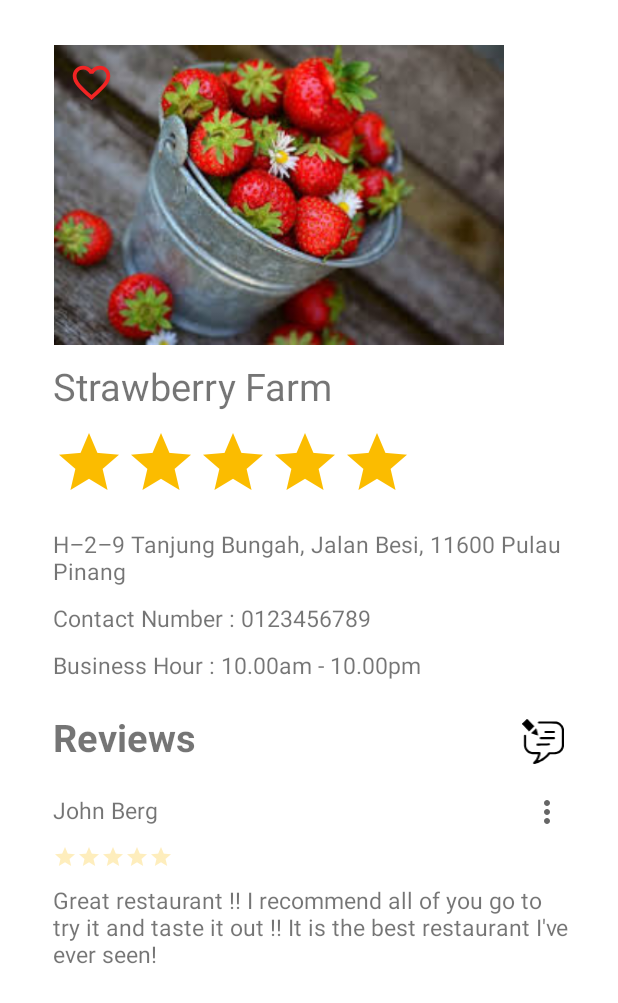
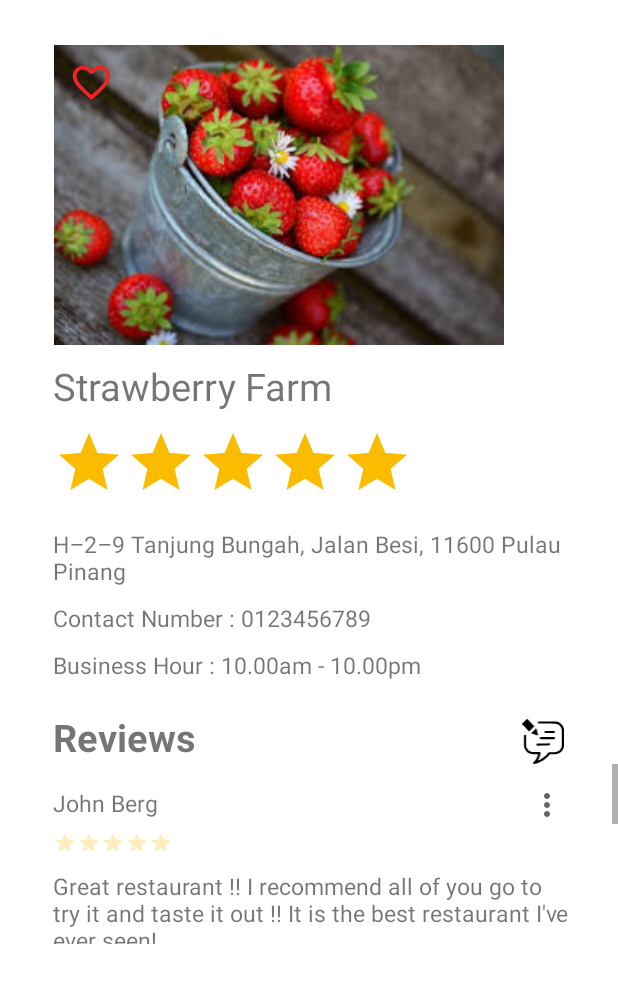
Before and after one commit to chuunfaii/mobile-assignment, an Android app: the layout activity_restaurant_detail.xml on its own in the app's theme, with its tools: preview values and no code run, on a phone screen of 412 x 824 dp. Shown: the top 1003 px of the screen. Run offline under Robolectric (Android 15) with nearby library versions, the phone set to English and light mode, and no system bars.

Commit message:
Done retrieve review and rating data

```diff
--- a/app/src/main/AndroidManifest.xml
+++ b/app/src/main/AndroidManifest.xml
@@ -25,6 +25,7 @@
         android:roundIcon="@mipmap/ic_launcher_round"
         android:supportsRtl="true"
         android:theme="@style/Theme.Assignment">
+
         <activity
             android:name=".Login"
             android:exported="true">
--- a/app/src/main/res/layout/activity_restaurant_detail.xml
+++ b/app/src/main/res/layout/activity_restaurant_detail.xml
@@ -115,49 +115,12 @@
 
     </RelativeLayout>
 
-    <RelativeLayout
-        android:layout_width="wrap_content"
-        android:layout_height="wrap_content">
-
-    <TextView
-        android:layout_width="wrap_content"
-        android:layout_height="wrap_content"
-        android:text="@string/name"
-        android:textSize="15sp"
-        android:layout_marginTop="20dp"
-        android:layout_marginStart="35dp"
-        android:layout_marginEnd="30dp"/>
-
-    <ImageView
-        android:id="@+id/option_menu"
-        android:layout_width="wrap_content"
-        android:layout_height="wrap_content"
-        android:src="@drawable/ic_baseline_more_vert_24"
-        android:background="@color/white"
-        android:layout_marginTop="20dp"
-        android:layout_marginEnd="35dp"
-        android:layout_alignParentEnd="true"
-         />
-    </RelativeLayout>
-
-    <RatingBar
-        android:id="@+id/ratingBar1"
-        style="?android:attr/ratingBarStyleSmall"
-        android:layout_width="wrap_content"
-        android:layout_height="wrap_content"
-        android:numStars="5"
-        android:layout_marginTop="10dp"
-        android:layout_marginStart="35dp"
-        android:progressBackgroundTint="#FBBC00" />
-
-    <TextView
-        android:layout_width="wrap_content"
-        android:layout_height="wrap_content"
-        android:text="@string/description"
-        android:textSize="15sp"
-        android:layout_marginTop="10dp"
-        android:layout_marginStart="35dp"
-        android:layout_marginEnd="30dp"/>
+        <androidx.recyclerview.widget.RecyclerView
+            android:id="@+id/recyclerView"
+            android:layout_width="wrap_content"
+            android:layout_height="120dp"
+            android:scrollbars="vertical"
+            tools:listitem="@layout/activity_review_adapter"/>
 
     </LinearLayout>
 
--- /dev/null
+++ b/app/src/main/res/layout/activity_review_adapter.xml
@@ -0,0 +1,66 @@
+<?xml version="1.0" encoding="utf-8"?>
+
+<LinearLayout xmlns:android="http://schemas.android.com/apk/res/android"
+    xmlns:tools="http://schemas.android.com/tools"
+    android:layout_width="match_parent"
+    android:layout_height="match_parent"
+    android:background="@color/white"
+    tools:context=".ReviewAdapter"
+    tools:ignore="ScrollViewCount"
+    android:orientation="vertical">
+
+    <RelativeLayout
+        android:layout_width="wrap_content"
+        android:layout_height="wrap_content">
+
+        <TextView
+            android:id="@+id/username"
+            android:layout_width="wrap_content"
+            android:layout_height="wrap_content"
+            android:text="@string/name"
+            android:textSize="15sp"
+            android:layout_marginTop="15dp"
+            android:layout_marginStart="35dp"
+            android:layout_marginEnd="30dp"/>
+
+        <ImageView
+            android:id="@+id/option_menu"
+            android:layout_width="wrap_content"
+            android:layout_height="wrap_content"
+            android:src="@drawable/ic_baseline_more_vert_24"
+            android:background="@color/white"
+            android:layout_marginTop="15dp"
+            android:layout_marginEnd="35dp"
+            android:layout_alignParentEnd="true"
+            />
+    </RelativeLayout>
+
+    <RatingBar
+        android:id="@+id/ratingBar1"
+        style="?android:attr/ratingBarStyleSmall"
+        android:layout_width="wrap_content"
+        android:layout_height="wrap_content"
+        android:numStars="5"
+        android:layout_marginTop="5dp"
+        android:layout_marginStart="35dp"
+        android:progressBackgroundTint="#FBBC00" />
+
+    <TextView
+        android:id="@+id/user_review"
+        android:layout_width="wrap_content"
+        android:layout_height="wrap_content"
+        android:text="@string/description"
+        android:textSize="15sp"
+        android:layout_marginTop="10dp"
+        android:layout_marginStart="35dp"
+        android:layout_marginEnd="30dp"/>
+
+    <View
+        android:layout_width="match_parent"
+        android:layout_height="2dp"
+        android:background="#c0c0c0"
+        android:layout_marginTop="10dp"
+        android:layout_marginStart="35dp"
+        android:layout_marginEnd="30dp"/>
+
+</LinearLayout>
```
Also changed, not shown: app/src/main/java/me/chunfai/assignment/Restaurant_detail.kt (+102 -31 lines), app/src/main/java/me/chunfai/assignment/Review.kt (added, +12 -0 lines), app/src/main/java/me/chunfai/assignment/ReviewAdapter.kt (added, +50 -0 lines), app/src/main/java/me/chunfai/assignment/Restaurant.kt (line endings or trailing spaces).
